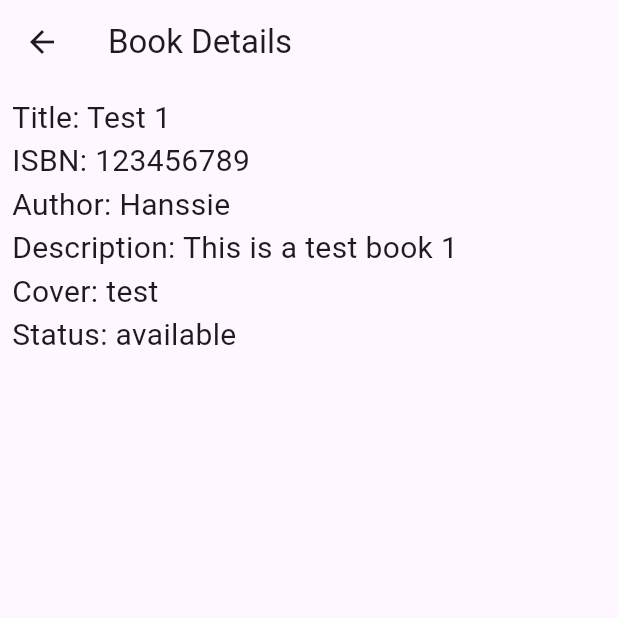
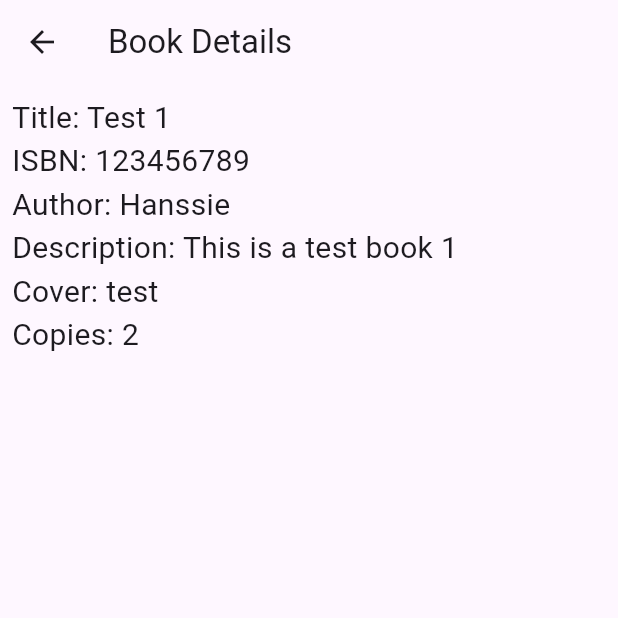
Before and after one commit to YanickdeWit04/L10-Bibl.io-flutter, a Flutter app: the screen it shows after launch, after a tap on "Test 1", on a phone screen of 412 x 824 dp, the top half of it. Run offline on Flutter 3.47's test engine with Material 3 defaults, Android fonts, the phone set to English and light mode, and no system bars.

Commit message:
changes status to copies

```diff
--- a/lib/classes/book.dart
+++ b/lib/classes/book.dart
@@ -4,7 +4,7 @@ class Book{
     String author;
     String description;
     String cover;
-    String status;
+    int copies;
 
     Book({
         required this.title,
@@ -12,6 +12,6 @@ class Book{
         required this.author,
         required this.description,
         required this.cover,
-        required this.status
+        required this.copies
     });
 }
--- a/lib/main.dart
+++ b/lib/main.dart
@@ -13,7 +13,7 @@
       author: "Hanssie",
       description: "This is a test book 1",
       cover: "test",
-      status: "available",
+      copies: 2,
     ),
     Book(
       title: "Test 2",
@@ -21,7 +21,7 @@
       author: "John Doe",
       description: "This is a test book 2",
       cover: "test",
-      status: "available",
+      copies: 1,
     ),
       Book(
       title: "Test 3",
@@ -29,7 +29,7 @@
       author: "John Doe",
       description: "This is a test book 2",
       cover: "test",
-      status: "available",
+      copies: 3,
     ),
     // Add more books as needed
   ];
@@ -101,7 +101,7 @@
             Text('Author: ${book.author}', style: TextStyle(fontSize: 20)),
             Text('Description: ${book.description}', style: TextStyle(fontSize: 20)),
             Text('Cover: ${book.cover}', style: TextStyle(fontSize: 20)),
-            Text('Status: ${book.status}', style: TextStyle(fontSize: 20)),
+            Text('Copies: ${book.copies}', style: TextStyle(fontSize: 20)),
           ],
         ),
       ),
```
